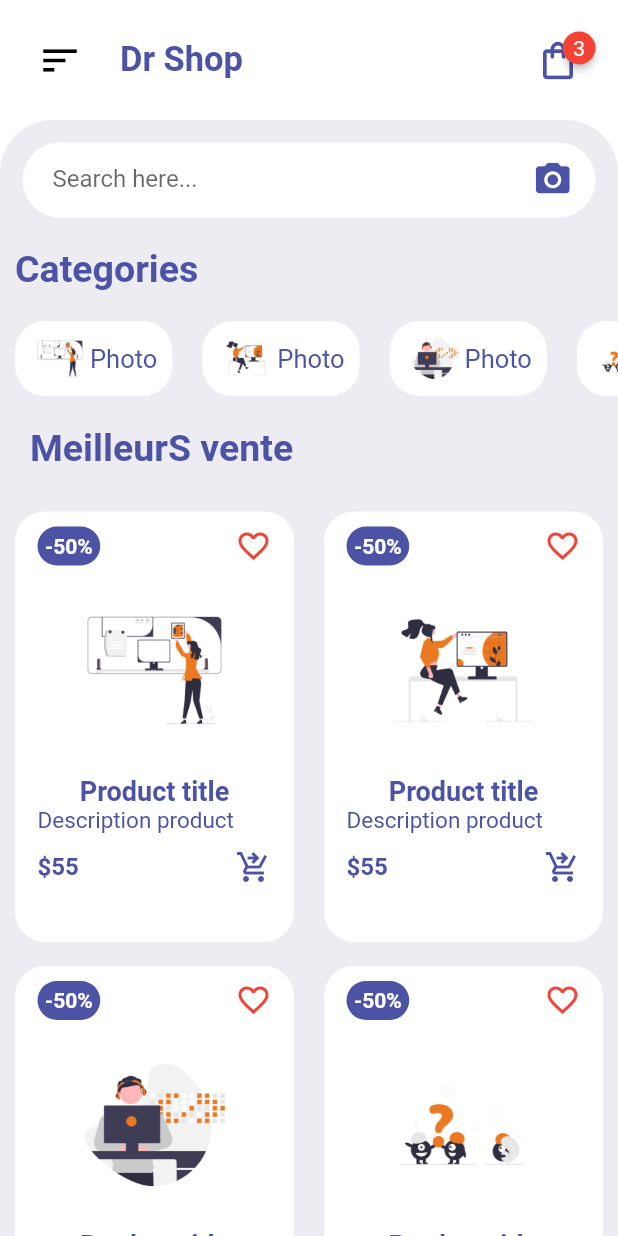
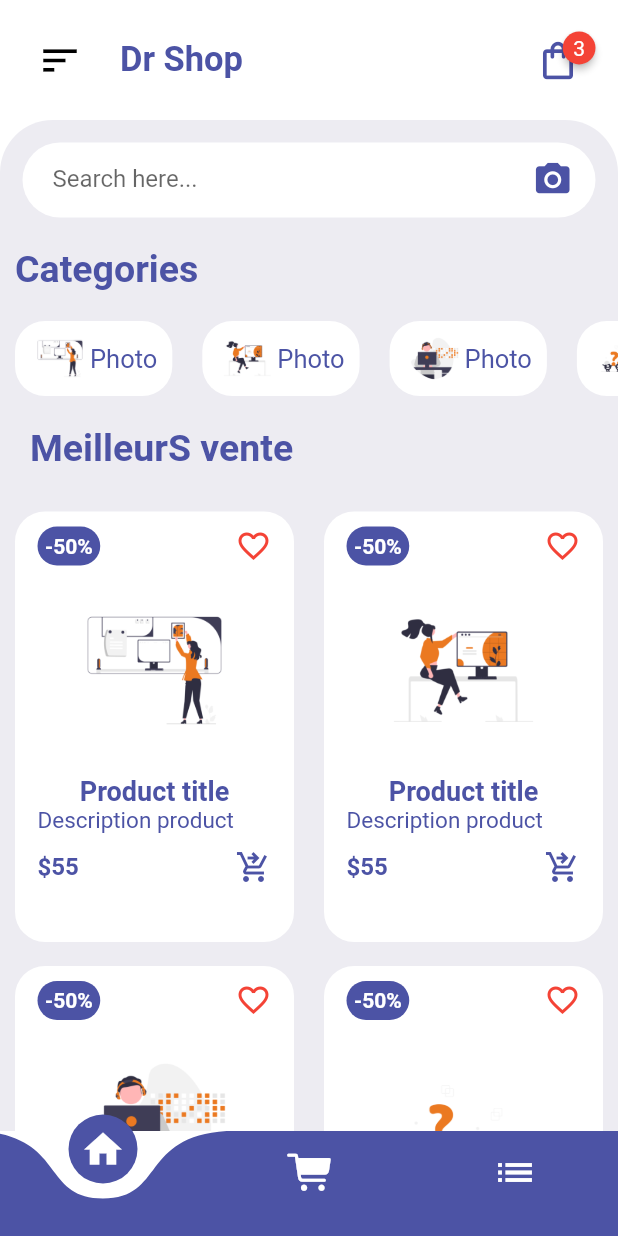
Before and after one commit to Gmk0/test, a Flutter app: the screen it shows after launch, on a phone screen of 412 x 824 dp. Run offline on Flutter 3.47's test engine with Material 2 defaults, Android fonts, the phone set to English and light mode, and no system bars; drawn by our look-alikes of badges, curved_labeled_navigation_bar.

```diff
--- a/lib/main.dart
+++ b/lib/main.dart
@@ -1,4 +1,5 @@
 import 'package:flutter/material.dart';
+import 'package:test/pages/CartPage.dart';
 import 'pages/HomePage.dart';
 
 void main() => runApp(MyApp());
@@ -10,7 +11,10 @@ class MyApp extends StatelessWidget {
       theme: ThemeData(
         scaffoldBackgroundColor: Colors.white,
       ),
-      routes: {"/": (context) => HomePage()},
+      routes: {
+        "/": (context) => const HomePage(),
+        'CartPage': (context) => const CartPage()
+      },
     );
   }
 }
--- /dev/null
+++ b/lib/pages/CartPage.dart
@@ -0,0 +1,11 @@
+// ignore: file_names
+import 'package:flutter/material.dart';
+
+class CartPage extends StatelessWidget {
+  const CartPage({Key? key}) : super(key: key);
+
+  @override
+  Widget build(BuildContext context) {
+    return Scaffold();
+  }
+}
--- a/lib/pages/HomePage.dart
+++ b/lib/pages/HomePage.dart
@@ -1,11 +1,19 @@
+import 'package:curved_labeled_navigation_bar/curved_navigation_bar.dart';
+import 'package:curved_labeled_navigation_bar/curved_navigation_bar_item.dart';
+import 'package:flutter/cupertino.dart';
 import 'package:flutter/material.dart';
 import 'package:test/widgets/CategoriesWidget.dart';
 import 'package:test/widgets/HomeAppBar.dart';
 import 'package:test/widgets/ItemsWidget.dart';
 
-class HomePage extends StatelessWidget {
+class HomePage extends StatefulWidget {
   const HomePage({Key? key}) : super(key: key);
 
+  @override
+  _HomePageState createState() => _HomePageState();
+}
+
+class _HomePageState extends State<HomePage> {
   @override
   Widget build(BuildContext context) {
     return Scaffold(
@@ -96,6 +104,34 @@ class HomePage extends StatelessWidget {
             ),
           ),
         ]),
-    );
+        bottomNavigationBar: CurvedNavigationBar(
+          onTap: (index) {},
+          backgroundColor: Colors.white,
+          color: Color(0xFF4C53A5),
+          height: 70,
+          items: const [
+            CurvedNavigationBarItem(
+              child: Icon(
+                Icons.home,
+                size: 30,
+                color: Colors.white,
+              ),
+              // label: 'Home',
+            ),
+            CurvedNavigationBarItem(
+              child: Icon(
+                CupertinoIcons.cart_fill,
+                size: 30,
+                color: Colors.white,
+              ),
+              //label: 'Search',
+            ),
+            CurvedNavigationBarItem(
+              child: Icon(Icons.list, size: 30, color: Colors.white),
+              // label: 'Search',
+            ),
+          ],
+          animationCurve: Curves.easeInOut,
+        ));
   }
 }
--- a/lib/widgets/HomeAppBar.dart
+++ b/lib/widgets/HomeAppBar.dart
@@ -37,7 +37,9 @@ class HomeAppBar extends StatelessWidget {
               padding: EdgeInsets.all(7),
             ),
             child: InkWell(
-              onTap: () {},
+              onTap: () {
+                Navigator.pushNamed(context, 'CartPage');
+              },
               child: Icon(
                 Icons.shopping_bag_outlined,
                 size: 30,
--- a/pubspec.yaml
+++ b/pubspec.yaml
@@ -36,6 +36,7 @@ dependencies:
   # Use with the CupertinoIcons class for iOS style icons.
   cupertino_icons: ^1.0.2
   badges: ^3.1.1
+  curved_labeled_navigation_bar: ^2.0.2
 
 dev_dependencies:
   flutter_test:
```
Also changed, not shown: pubspec.lock. Lines whose indentation alone changed are shown as unchanged.
